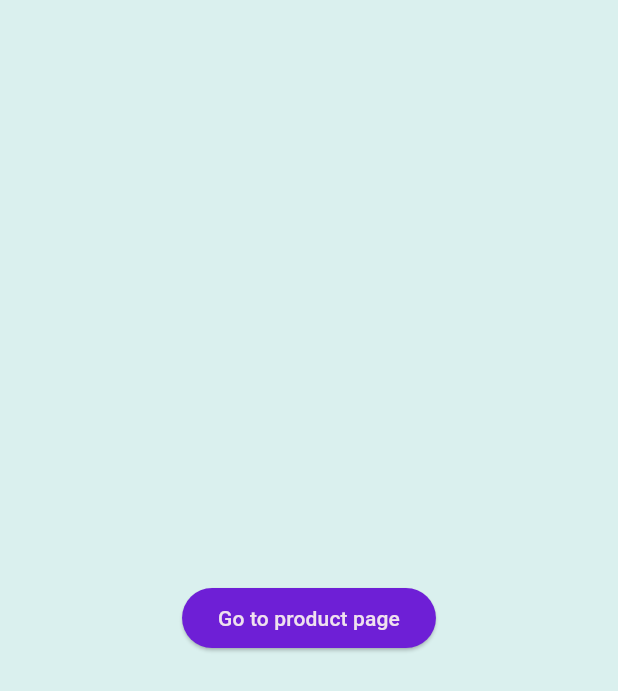
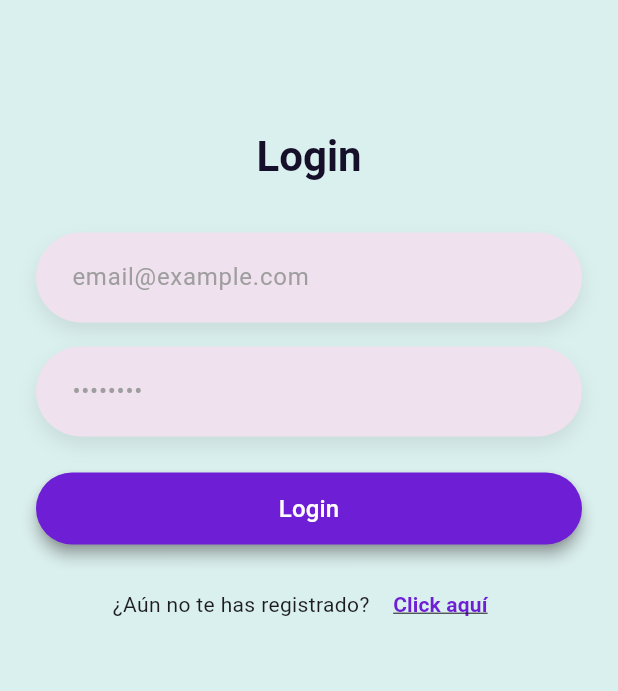
Before and after one commit to GrupoMedac7/Nexa, a Flutter app: the screen it shows after launch, on a phone screen of 412 x 824 dp. Shown: the top 691 px of the screen. Run offline on Flutter 3.47's test engine with Material 3 defaults, Android fonts, the phone set to English and light mode, and no system bars; our stand-ins replace cloud_firestore, firebase_auth, firebase_core; accounts and stored records are empty.

Commit message:
feat(login/signin): Add login and signin
- Added login page
- Added signin page
- Connected with FirebaseAuth

```diff
--- a/lib/views/login_page/login_page.dart
+++ b/lib/views/login_page/login_page.dart
@@ -1,4 +1,5 @@
 import 'package:flutter/material.dart';
+import 'package:nexa/views/login_page/widgets/login_form.dart';
 
 class LoginPage extends StatelessWidget {
   const LoginPage({super.key});
@@ -6,12 +7,15 @@ class LoginPage extends StatelessWidget {
   @override
   Widget build(BuildContext context) {
     return Scaffold(
-      body: Center(
-        child: ElevatedButton(
-          onPressed: () {
-            Navigator.pushNamed(context, '/product/5uDkqTCo0ng07nLsRmx8');
-          },
-          child: Text('Go to product page')
+      body: SafeArea(
+        child: SingleChildScrollView(
+          padding: const EdgeInsets.symmetric(horizontal: 24),
+          child: Column(
+            children: [
+              SizedBox(height: 86),
+              LoginForm(),
+            ]
+          ),
         ),
       ),
     );
--- /dev/null
+++ b/lib/views/login_page/widgets/login_form.dart
@@ -0,0 +1,152 @@
+import 'package:firebase_auth/firebase_auth.dart';
+import 'package:nexa/core/themes.dart';
+import 'package:flutter/material.dart';
+import 'package:nexa/services/logger.dart';
+import 'package:nexa/widgets/custom_snack_bar.dart';
+import 'package:nexa/widgets/shadowed_field.dart';
+
+class LoginForm extends StatefulWidget {
+  const LoginForm({super.key});
+
+  @override
+  State<LoginForm> createState() => _LoginFormState();
+}
+
+class _LoginFormState extends State<LoginForm> {
+  final _formKey = GlobalKey<FormState>();
+
+  final _emailController = TextEditingController();
+  final _passwordController = TextEditingController();
+
+  bool _loading = false;
+
+  InputDecoration _inputDecoration(String hint) => InputDecoration(
+    hintText: hint,
+    filled: true,
+    fillColor: AppTheme.palette["light_purple"],
+    contentPadding: const EdgeInsets.symmetric(horizontal: 20, vertical: 18),
+    border: OutlineInputBorder(
+      borderRadius: BorderRadius.circular(30),
+      borderSide: BorderSide.none,
+    ),
+    hintStyle: TextStyle(color: Colors.grey),
+  );
+
+  void onLogin() async {
+    setState(() {
+      _loading = true;
+    });
+
+    try {
+      await FirebaseAuth.instance.signInWithEmailAndPassword(
+        email: _emailController.text.trim(),
+        password: _passwordController.text.trim(),
+      );
+      if (!mounted) return;
+      Navigator.of(context).pushReplacementNamed('/');
+    } on FirebaseAuthException catch (error, stacktrace) {
+      if (!mounted) return;
+      CustomSnackBar.show(
+        context,
+        'Error de autentificación',
+        mode: CustomSnackBarMode.err,
+      );
+      Logger.error(error.code, stacktrace);
+    } finally {
+      setState(() {
+        _loading = false;
+      });
+    }
+  }
+
+  @override
+  Widget build(BuildContext context) {
+    return Form(
+      key: _formKey,
+      child: Column(
+        crossAxisAlignment: CrossAxisAlignment.center,
+        children: [
+          Text(
+            "Login",
+            style: Theme.of(context).textTheme.headlineSmall?.copyWith(
+              fontSize: 28,
+              fontWeight: FontWeight.bold,
+              color: AppTheme.palette["dark_blue"],
+            ),
+          ),
+
+          const SizedBox(height: 32),
+
+          // Email
+          ShadowedField(
+            field: TextFormField(
+              controller: _emailController,
+              decoration: _inputDecoration("email@example.com"),
+              textInputAction: TextInputAction.next,
+            ),
+          ),
+
+          const SizedBox(height: 16),
+
+          // Contraseña
+          ShadowedField(
+            field: TextFormField(
+              controller: _passwordController,
+              obscureText: true,
+              decoration: _inputDecoration("••••••••"),
+            ),
+          ),
+
+          const SizedBox(height: 24),
+
+          // Botón Login
+          SizedBox(
+            width: double.infinity,
+            height: 48,
+            child: _loading
+                ? Center(
+                    child: CircularProgressIndicator(
+                      color: AppTheme.palette['dark_purple'],
+                    ),
+                  )
+                : ElevatedButton(
+                    onPressed: onLogin,
+                    style: ElevatedButton.styleFrom(
+                      backgroundColor: AppTheme.palette["dark_purple"],
+                      foregroundColor: Colors.white,
+                      shape: RoundedRectangleBorder(
+                        borderRadius: BorderRadius.circular(25),
+                      ),
+                      elevation: 4,
+                      shadowColor: Colors.grey[600],
+                    ),
+                    child: const Text("Login", style: TextStyle(fontSize: 16)),
+                  ),
+          ),
+          const SizedBox(height: 16),
+
+          // Registro
+          Row(
+            mainAxisAlignment: MainAxisAlignment.center,
+            children: [
+              const Text("¿Aún no te has registrado? "),
+              TextButton(
+                onPressed: () {
+                  Navigator.pushNamed(context, '/signin');
+                },
+                child: Text(
+                  "Click aquí",
+                  style: TextStyle(
+                    color: AppTheme.palette["dark_purple"],
+                    fontWeight: FontWeight.bold,
+                    decoration: TextDecoration.underline,
+                  ),
+                ),
+              ),
+            ],
+          ),
+        ],
+      ),
+    );
+  }
+}
--- /dev/null
+++ b/lib/widgets/shadowed_field.dart
@@ -0,0 +1,26 @@
+import 'package:flutter/material.dart';
+
+class ShadowedField extends StatelessWidget {
+  final Widget field;
+  const ShadowedField({
+    super.key,
+    required this.field
+  });
+
+  @override
+  Widget build(BuildContext context) {
+    return Container(
+      decoration: BoxDecoration(
+        boxShadow: [
+          BoxShadow(
+            color: Colors.black.withValues(alpha: .08),
+            blurRadius: 10,
+            offset: const Offset(0, 6),
+          ),
+        ],
+        borderRadius: BorderRadius.circular(30),
+      ),
+      child: field,
+    );
+  }
+}
```
Also changed, not shown: lib/views/home_page/home_page.dart (+75 -2 lines), lib/views/home_page/widgets/search_bar_widget.dart (added, +47 -0 lines), lib/views/home_page/widgets/search_bar_widget2.dart (added, +46 -0 lines), lib/views/sign_in_page/sign_in_page.dart (+15 -1 lines), lib/views/sign_in_page/widgets/sign_in_form.dart (added, +192 -0 lines).
